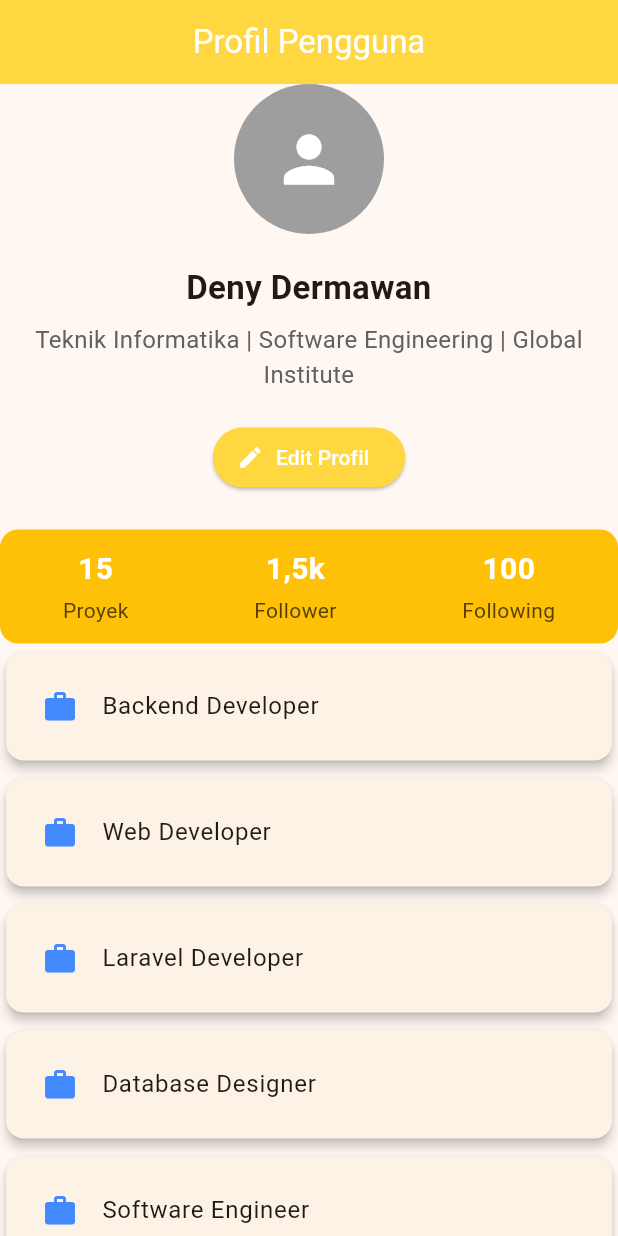
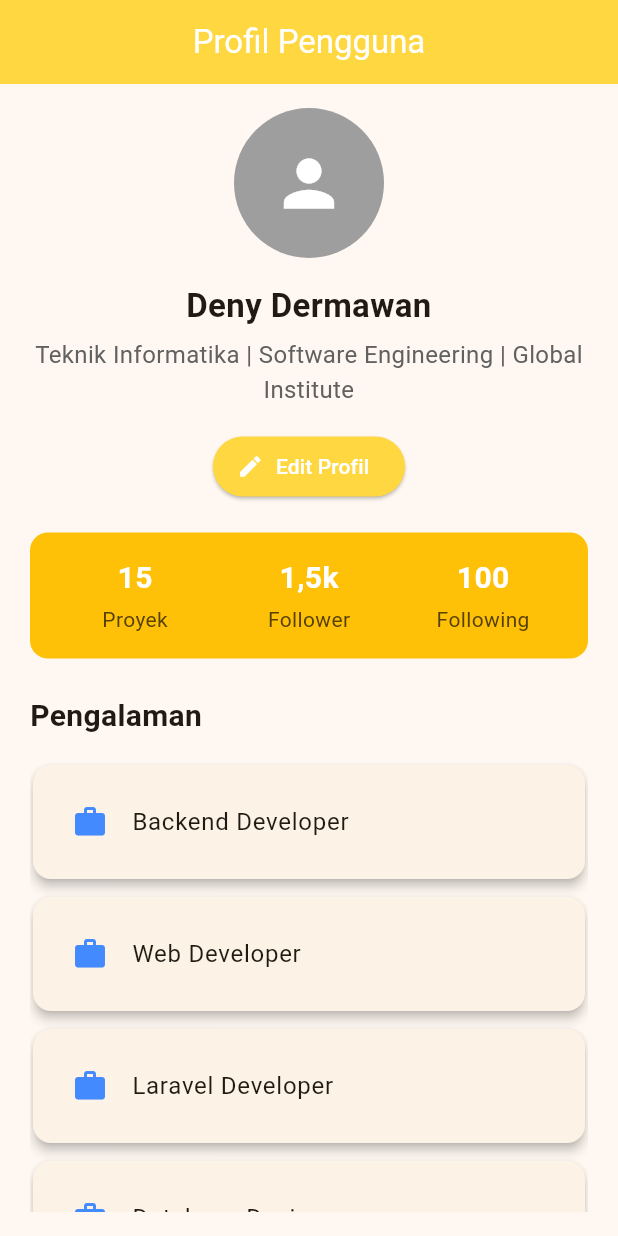
Before and after one commit to dygnora/Latihan-007-aplikasi-mobile, a Flutter app: the screen it shows after launch, on a phone screen of 412 x 824 dp. Run offline on Flutter 3.47's test engine with Material 3 defaults, Android fonts, the phone set to English and light mode, and no system bars.

Commit message:
style: adjust padding and spacing for profile components

```diff
--- a/lib/profile_page.dart
+++ b/lib/profile_page.dart
@@ -27,16 +27,31 @@ class _ProfilePageState extends State<ProfilePage> {
         backgroundColor: Colors.amberAccent,
         foregroundColor: Colors.white,
       ),
-      body: Center(
+      body: Padding(
+        padding: const EdgeInsets.symmetric(
+          horizontal: 20,
+          vertical: 16,
+        ),
         child: Column(
-          mainAxisAlignment: MainAxisAlignment.center,
           children: [
             const ProfileAvatar(),
-            const SizedBox(height: 20),
+            const SizedBox(height: 16),
             ProfileInfo(
               userName: userName,
               role: 'Teknik Informatika | Software Engineering | Global Institute',
             ),
+            const SizedBox(height: 24),
+            const Align(
+              alignment: Alignment.centerLeft,
+              child: Text(
+                'Pengalaman',
+                style: TextStyle(
+                  fontSize: 20,
+                  fontWeight: FontWeight.bold,
+                ),
+              ),
+            ),
+            const SizedBox(height: 12),
             Expanded(
               child: ListView.builder(
                 itemCount: experiences.length,
@@ -93,14 +108,14 @@ class StatItem extends StatelessWidget {
             color: Colors.white,
           ),
         ),
-        SizedBox(height: 3),
+        const SizedBox(height: 3),
         Text(
           label,
-          style: TextStyle(
+          style: const TextStyle(
             fontSize: 14,
-            color: const Color.fromARGB(255, 86, 65, 2),
+            color: Color.fromARGB(255, 86, 65, 2),
           ),
-        )
+        ),
       ],
     );
   }
@@ -128,7 +143,7 @@ class ProfileInfo extends StatelessWidget {
           ),
           textAlign: TextAlign.center,
         ),
-        const SizedBox(height: 8),
+        const SizedBox(height: 6),
         Text(
           role,
           style: TextStyle(
@@ -137,7 +152,7 @@ class ProfileInfo extends StatelessWidget {
           ),
           textAlign: TextAlign.center,
         ),
-        const SizedBox(height: 20),
+        const SizedBox(height: 16),
         ElevatedButton.icon(
           onPressed: () {
             ScaffoldMessenger.of(context).showSnackBar(
@@ -155,8 +170,8 @@ class ProfileInfo extends StatelessWidget {
             foregroundColor: Colors.white,
           ),
         ),
-        const SizedBox(height: 24),
-        const ProfileStats()
+        const SizedBox(height: 20),
+        const ProfileStats(),
       ],
     );
   }
@@ -168,20 +183,27 @@ class ProfileStats extends StatelessWidget {
   @override
   Widget build(BuildContext context) {
     return Container(
-      padding: const EdgeInsets.symmetric(vertical: 12),
+      width: double.infinity,
+      padding: const EdgeInsets.symmetric(
+        horizontal: 12,
+        vertical: 16,
+      ),
       decoration: BoxDecoration(
         color: Colors.amber,
-        borderRadius: BorderRadius.circular(12)
+        borderRadius: BorderRadius.circular(12),
       ),
-      child: Row(
-        mainAxisAlignment: MainAxisAlignment.spaceEvenly,
-        children: const [
-          StatItem(count: '15', label: 'Proyek'),
-          SizedBox(height: 24),
-          StatItem(count: '1,5k', label: 'Follower'),
-          SizedBox(height: 24),
-          StatItem(count: '100', label: 'Following')
-        ]
+      child: const Row(
+        children: [
+          Expanded(
+            child: StatItem(count: '15', label: 'Proyek'),
+          ),
+          Expanded(
+            child: StatItem(count: '1,5k', label: 'Follower'),
+          ),
+          Expanded(
+            child: StatItem(count: '100', label: 'Following'),
+          ),
+        ],
       ),
     );
   }
@@ -201,10 +223,10 @@ class ExperienceCard extends StatelessWidget {
       elevation: 3,
       margin: const EdgeInsets.symmetric(
         vertical: 6,
-        horizontal: 4,
+        horizontal: 2,
       ),
       child: Padding(
-        padding: const EdgeInsets.all(8),
+        padding: const EdgeInsets.all(10),
         child: ListTile(
           leading: const Icon(
             Icons.work,
```
